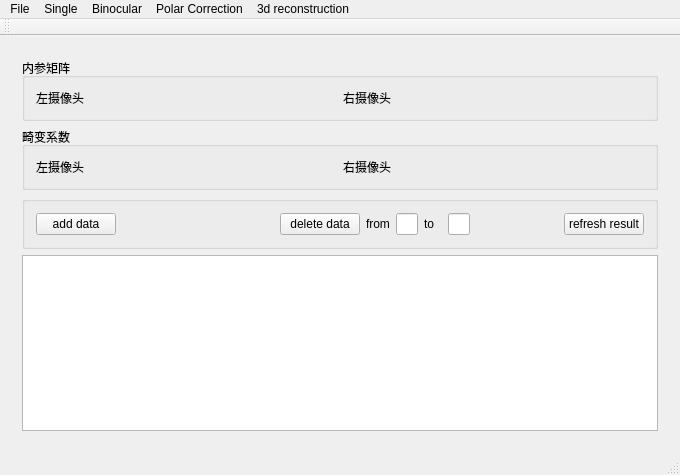
Before: the Qt Designer form mainwindow.ui in cooljiansir/3dreconstruction, drawn with Qt 5.
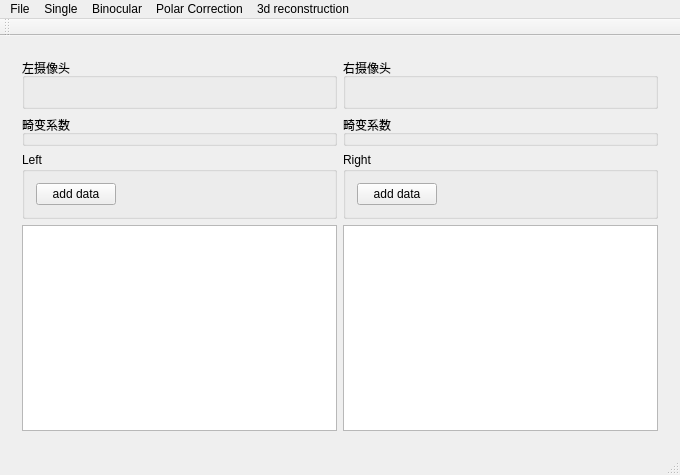
After: the same form once the commit is applied. Icons and pictures are not drawn.

Diff of the .ui file:
```diff
--- a/mainwindow.ui
+++ b/mainwindow.ui
@@ -23,57 +23,49 @@
       <widget class="QWidget" name="pageCalibration">
        <layout class="QVBoxLayout" name="verticalLayout" stretch="3,1,1,12">
         <item>
+         <layout class="QHBoxLayout" name="horizontalLayout_5">
+          <item>
          <widget class="QGroupBox" name="groupBox_2">
           <property name="title">
-           <string>内参矩阵</string>
-          </property>
+             <string>左摄像头</string>
+            </property>
+           </widget>
+          </item>
+          <item>
+           <widget class="QGroupBox" name="groupBox_4">
+            <property name="title">
+             <string>右摄像头</string>
+            </property>
+           </widget>
+          </item>
+         </layout>
+        </item>
+        <item>
           <layout class="QHBoxLayout" name="horizontalLayout">
            <item>
-            <widget class="QLabel" name="label">
-             <property name="text">
-              <string>左摄像头</string>
-             </property>
-            </widget>
-           </item>
-           <item>
-            <widget class="QLabel" name="label_2">
-             <property name="text">
-              <string>右摄像头</string>
-             </property>
-            </widget>
-           </item>
-          </layout>
-         </widget>
-        </item>
-        <item>
          <widget class="QGroupBox" name="groupBox">
           <property name="title">
            <string>畸变系数</string>
           </property>
-          <layout class="QHBoxLayout" name="horizontalLayout_2">
-           <item>
-            <widget class="QLabel" name="label_3">
-             <property name="text">
-              <string>左摄像头</string>
-             </property>
             </widget>
            </item>
            <item>
-            <widget class="QLabel" name="label_4">
-             <property name="text">
-              <string>右摄像头</string>
+           <widget class="QGroupBox" name="groupBox_5">
+            <property name="title">
+             <string>畸变系数</string>
              </property>
             </widget>
            </item>
           </layout>
-         </widget>
         </item>
+        <item>
+         <layout class="QHBoxLayout" name="horizontalLayout_4" stretch="1,1">
         <item>
          <widget class="QGroupBox" name="groupBox_3">
           <property name="title">
-           <string/>
-          </property>
-          <layout class="QHBoxLayout" name="horizontalLayout_3" stretch="1,9,1,1,1,1,1,5,3">
+             <string>Left</string>
+            </property>
+            <layout class="QHBoxLayout" name="horizontalLayout_3" stretch="1,9">
            <item>
             <widget class="QPushButton" name="adddataBut">
              <property name="text">
@@ -94,33 +86,22 @@
              </property>
             </spacer>
            </item>
-           <item>
-            <widget class="QPushButton" name="deletedataBut">
-             <property name="text">
-              <string>delete data</string>
-             </property>
+            </layout>
             </widget>
            </item>
            <item>
-            <widget class="QLabel" name="label_6">
-             <property name="text">
-              <string>from</string>
-             </property>
-            </widget>
-           </item>
+           <widget class="QGroupBox" name="groupBox_6">
+            <property name="title">
+             <string>Right</string>
+            </property>
+            <layout class="QHBoxLayout" name="horizontalLayout_6" stretch="1,9">
            <item>
-            <widget class="QLineEdit" name="lineEdit"/>
-           </item>
-           <item>
-            <widget class="QLabel" name="label_7">
+              <widget class="QPushButton" name="rightAddData">
              <property name="text">
-              <string>to</string>
+                <string>add data</string>
              </property>
             </widget>
            </item>
-           <item>
-            <widget class="QLineEdit" name="lineEdit_2"/>
-           </item>
            <item>
             <spacer name="horizontalSpacer">
              <property name="orientation">
@@ -134,18 +115,20 @@
              </property>
             </spacer>
            </item>
+            </layout>
+           </widget>
+          </item>
+         </layout>
+        </item>
            <item>
-            <widget class="QPushButton" name="refreshBut">
-             <property name="text">
-              <string>refresh result</string>
-             </property>
-            </widget>
-           </item>
-          </layout>
-         </widget>
-        </item>
+         <layout class="QHBoxLayout" name="horizontalLayout_8">
         <item>
          <widget class="QTableView" name="tableView"/>
+          </item>
+          <item>
+           <widget class="QTableView" name="tableView_2"/>
+          </item>
+         </layout>
         </item>
        </layout>
       </widget>
```
Lines whose indentation alone changed are shown as unchanged.
